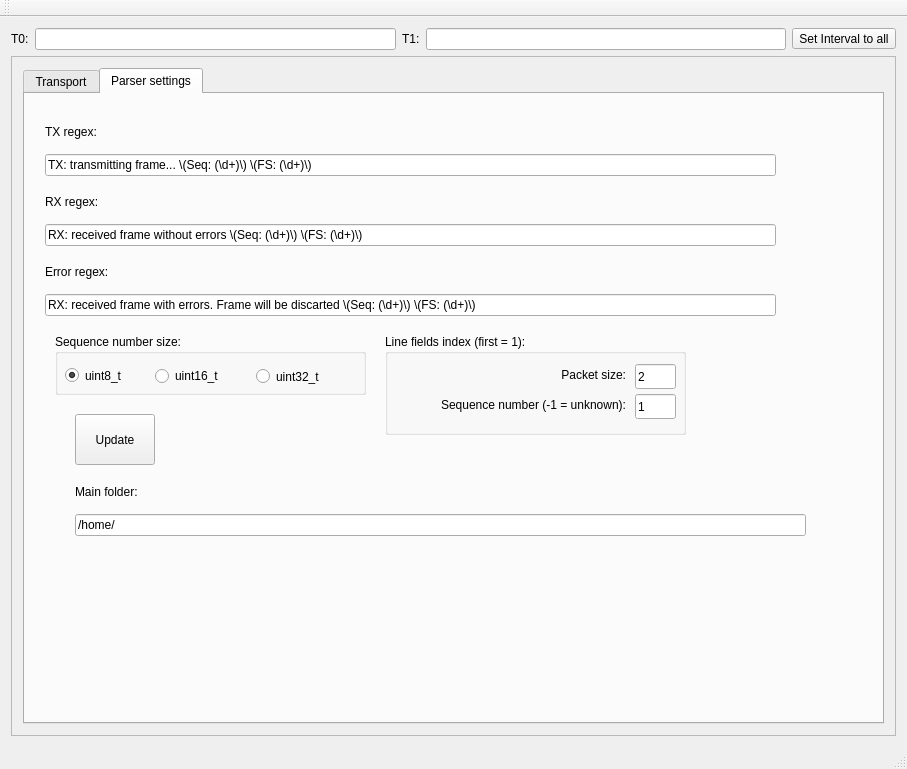
The window that src/gui/mainwindow.ui (dcentelles/comms_log_parser) describes before a commit, drawn with Qt 5.
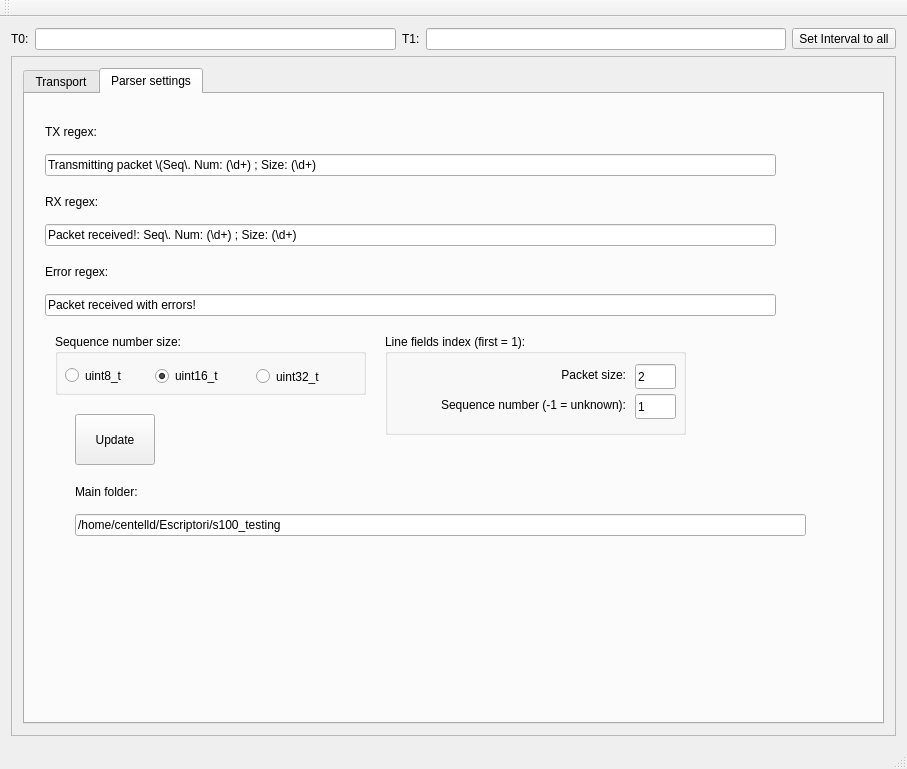
The same window after the commit. The open tabs and pages were chosen to show the change.

The edit to the form file:
```diff
--- a/src/gui/mainwindow.ui
+++ b/src/gui/mainwindow.ui
@@ -684,7 +684,7 @@
              </rect>
             </property>
             <property name="text">
-             <string>RX: received frame without errors \(Seq: (\d+)\) \(FS: (\d+)\)</string>
+             <string>Packet received!: Seq\. Num: (\d+) ; Size: (\d+)</string>
             </property>
            </widget>
            <widget class="QLineEdit" name="txRegexLineEdit">
@@ -697,7 +697,7 @@
              </rect>
             </property>
             <property name="text">
-             <string>TX: transmitting frame... \(Seq: (\d+)\) \(FS: (\d+)\)</string>
+             <string>Transmitting packet \(Seq\. Num: (\d+) ; Size: (\d+)</string>
             </property>
            </widget>
            <widget class="QLineEdit" name="errRegexLineEdit">
@@ -710,7 +710,7 @@
              </rect>
             </property>
             <property name="text">
-             <string>RX: received frame with errors. Frame will be discarted \(Seq: (\d+)\) \(FS: (\d+)\)</string>
+             <string>Packet received with errors!</string>
             </property>
            </widget>
            <widget class="QLabel" name="label_3">
@@ -775,7 +775,7 @@
              </rect>
             </property>
             <property name="text">
-             <string>/home/</string>
+             <string>/home/centelld/Escriptori/s100_testing</string>
             </property>
            </widget>
            <widget class="QLabel" name="label_6">
@@ -816,7 +816,7 @@
               <string>uint8_t</string>
              </property>
              <property name="checked">
-              <bool>true</bool>
+              <bool>false</bool>
              </property>
             </widget>
             <widget class="QRadioButton" name="uint16_t_radioButton">
@@ -831,6 +831,9 @@
              <property name="text">
               <string>uint16_t</string>
              </property>
+             <property name="checked">
+              <bool>true</bool>
+             </property>
             </widget>
             <widget class="QRadioButton" name="uint32_t_radioButton">
              <property name="geometry">
```
Left out of the diff: 8 changed lines with no effect on the pictures.
